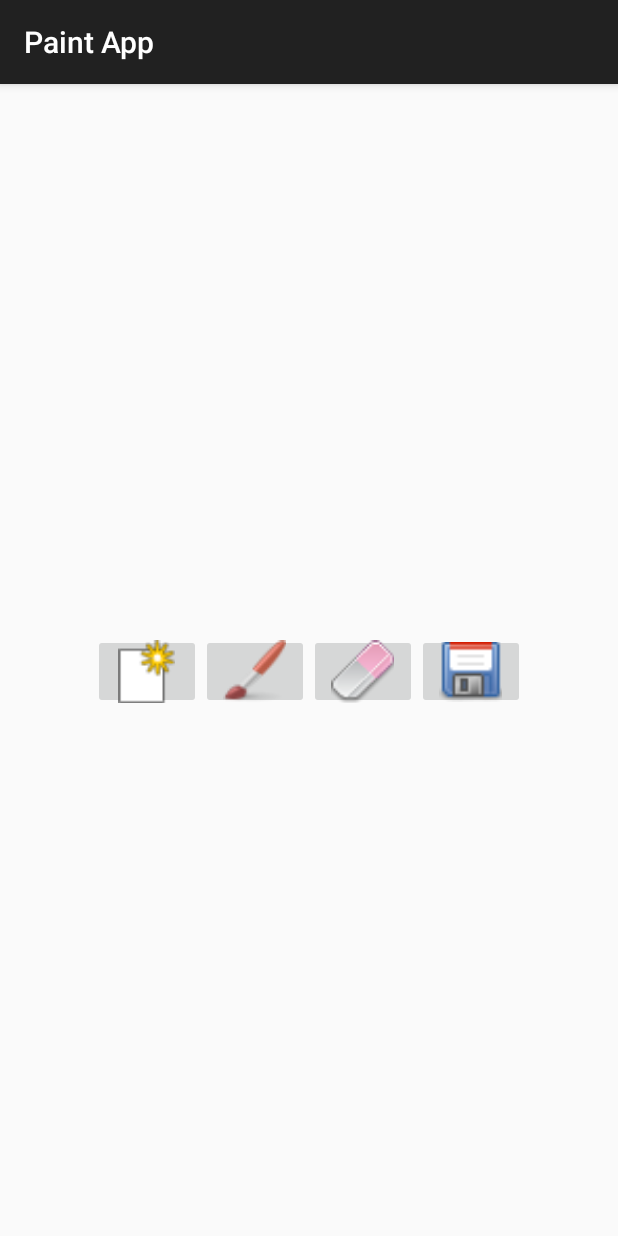
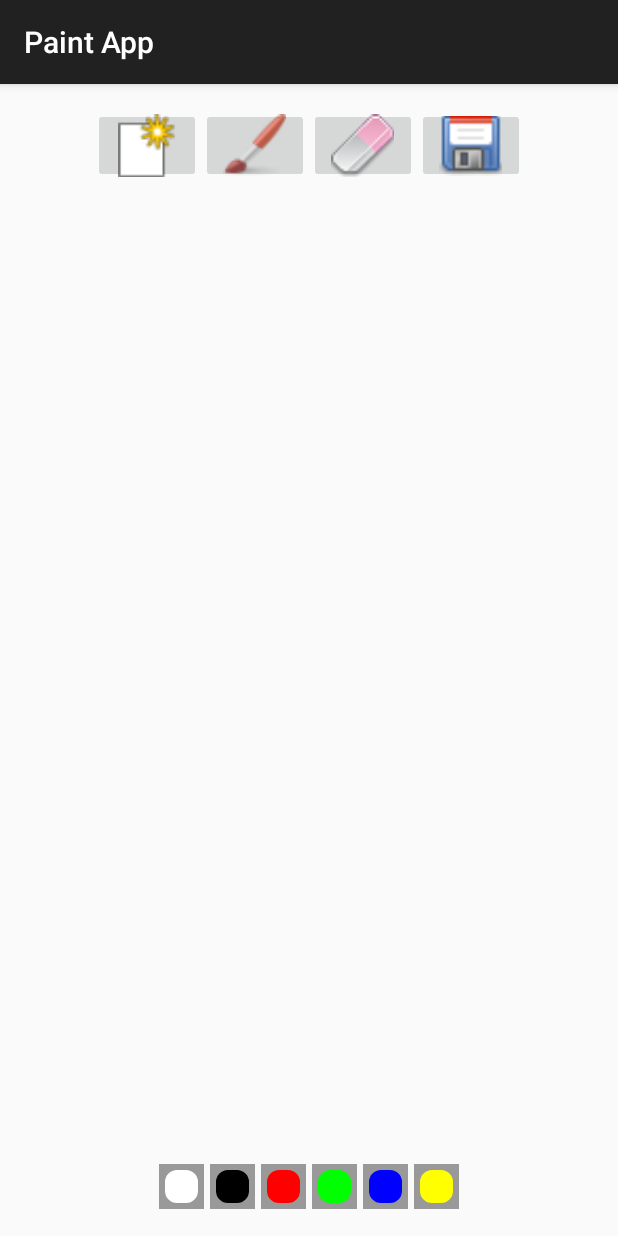
Before and after one commit to priyankvex/Paint-App-Android, an Android app: the screen it shows after launch (MainActivity), on a phone screen of 412 x 824 dp. Run offline under Robolectric (Android 15) with nearby library versions, the phone set to English and light mode, and no system bars.

Commit message:
Add UI wireframe.

```diff
--- /dev/null
+++ b/app/src/main/res/drawable/pallet.xml
@@ -0,0 +1,25 @@
+<?xml version="1.0" encoding="utf-8"?>
+<layer-list xmlns:android="http://schemas.android.com/apk/res/android" >
+    <item>
+        <shape android:shape="rectangle" >
+            <stroke
+                android:width="4dp"
+                android:color="#FF999999" />
+            <solid android:color="#00000000" />
+            <padding
+                android:bottom="0dp"
+                android:left="0dp"
+                android:right="0dp"
+                android:top="0dp" />
+        </shape>
+    </item>
+    <item>
+        <shape xmlns:android="http://schemas.android.com/apk/res/android" >
+            <stroke
+                android:width="4dp"
+                android:color="#FF999999" />
+            <solid android:color="#00000000" />
+            <corners android:radius="10dp" />
+        </shape>
+    </item>
+</layer-list>
--- a/app/src/main/res/layout/activity_main.xml
+++ b/app/src/main/res/layout/activity_main.xml
@@ -5,6 +5,8 @@
     tools:context=".MainActivity"
     android:gravity="center"
     android:paddingTop="@dimen/activity_vertical_margin"
+    android:paddingBottom="@dimen/activity_vertical_margin"
+    android:orientation="vertical"
     >
 
     <LinearLayout
@@ -43,6 +45,85 @@
 
     </LinearLayout>
 
+    <com.wordpress.priyankvex.paintapp.DrawingView
+        android:id="@+id/drawing"
+        android:layout_width="0dp"
+        android:layout_height="0dp"
+        android:layout_marginBottom="3dp"
+        android:layout_marginLeft="5dp"
+        android:layout_marginRight="5dp"
+        android:layout_marginTop="3dp"
+        android:layout_weight="1"
+        android:background="@color/white"
+        />
 
+    <!-- Color pallet -->
+    <LinearLayout
+        android:id="@+id/paint_colors"
+        android:layout_width="wrap_content"
+        android:layout_height="wrap_content"
+        android:orientation="horizontal" >
+
+        <ImageButton
+            android:layout_width="@dimen/large_brush"
+            android:layout_height="@dimen/large_brush"
+            android:layout_margin="2dp"
+            android:background="@color/white"
+            android:contentDescription="@string/paint"
+            android:onClick="palletClicked"
+            android:src="@drawable/pallet"
+            android:tag="@color/white" />
+
+        <ImageButton
+            android:layout_width="@dimen/large_brush"
+            android:layout_height="@dimen/large_brush"
+            android:layout_margin="2dp"
+            android:background="@color/black"
+            android:contentDescription="@string/paint"
+            android:onClick="paintClicked"
+            android:src="@drawable/pallet"
+            android:tag="@color/black" />
+
+        <ImageButton
+            android:layout_width="@dimen/large_brush"
+            android:layout_height="@dimen/large_brush"
+            android:layout_margin="2dp"
+            android:background="@color/red"
+            android:contentDescription="@string/paint"
+            android:onClick="paintClicked"
+            android:src="@drawable/pallet"
+            android:tag="@color/red" />
+
+        <ImageButton
+            android:layout_width="@dimen/large_brush"
+            android:layout_height="@dimen/large_brush"
+            android:layout_margin="2dp"
+            android:background="@color/green"
+            android:contentDescription="@string/paint"
+            android:onClick="paintClicked"
+            android:src="@drawable/pallet"
+            android:tag="@color/green" />
+
+        <ImageButton
+            android:layout_width="@dimen/large_brush"
+            android:layout_height="@dimen/large_brush"
+            android:layout_margin="2dp"
+            android:background="@color/blue"
+            android:contentDescription="@string/paint"
+            android:onClick="paintClicked"
+            android:src="@drawable/pallet"
+            android:tag="@color/blue" />
+
+        <ImageButton
+            android:layout_width="@dimen/large_brush"
+            android:layout_height="@dimen/large_brush"
+            android:layout_margin="2dp"
+            android:background="@color/yellow"
+            android:contentDescription="@string/paint"
+            android:onClick="paintClicked"
+            android:src="@drawable/pallet"
+            android:tag="@color/yellow" />
+
+    </LinearLayout>
 
 </LinearLayout>
--- /dev/null
+++ b/app/src/main/res/values/colors.xml
@@ -0,0 +1,9 @@
+<?xml version="1.0" encoding="utf-8"?>
+<resources>
+    <item name="white" type="color">#ffffff</item>
+    <item name="black" type="color">#000000</item>
+    <item name="green" type="color">#00ff00</item>
+    <item name="red" type="color">#ff0000</item>
+    <item name="blue" type="color">#0000ff</item>
+    <item name="yellow" type="color">#ffff00</item>
+</resources>
```
